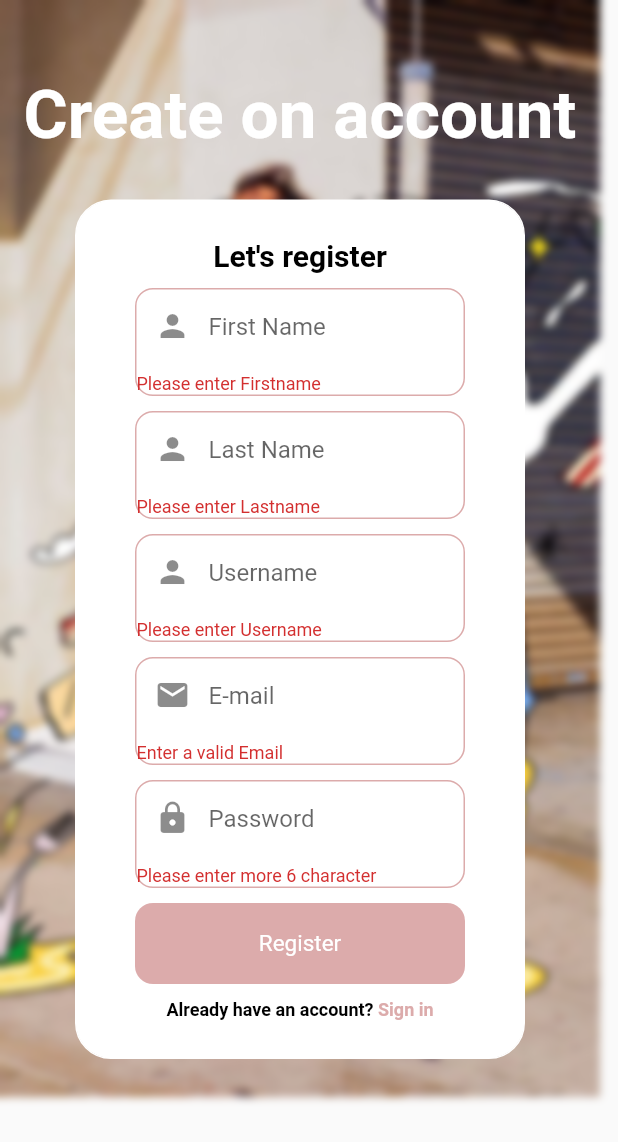
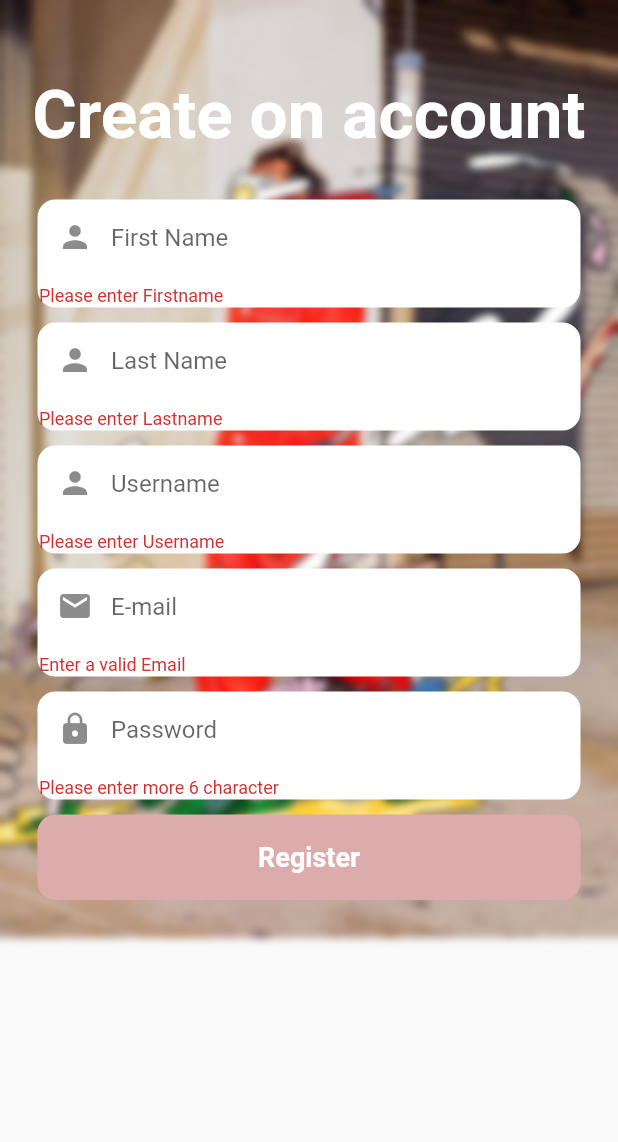
Before and after one commit to ongdulyawat/Gogotrip, a Flutter app: the RegisterScreen screen opened directly, after a tap on "Register", on a phone screen of 412 x 824 dp. Shown: the top 1142 px of the screen. Run offline on Flutter 3.47's test engine with Material 2 defaults, Android fonts, the phone set to English and light mode, and no system bars; our stand-ins replace cloud_firestore, date_picker_timeline, email_validator, firebase_auth, firebase_core, firebase_storage and 7 more; missing offline and left inert: dart:ffi; accounts and stored records are empty; network calls fail; Roboto replaces fonts that are missing (Kranky).

Commit message:
[edit] register

```diff
--- a/lib/controllers/user_model.dart
+++ b/lib/controllers/user_model.dart
@@ -15,12 +15,14 @@ class UserModel{
   String? createCount;
   String? joinCount;
   String? like;
-
+  List <dynamic>? join;
+  List <dynamic>? create;
+  List <dynamic>? favorite;
 
   UserModel({this.uid,this.email,this.firstname,
     this.lastname,this.username,this.password,
   this.describe,this.instagram,this.facebook,this.line,this.image,this.createCount
-    ,this.joinCount,this.like});
+    ,this.joinCount,this.like,this.join,this.create,this.favorite});
 
   factory UserModel.fromMap(map){
     return UserModel(
@@ -38,6 +40,9 @@ class UserModel{
       createCount: map['createCount'],
       joinCount: map['joinCount'],
       like: map['like'],
+      join: map['join'],
+      create: map['create'],
+      favorite: map['favorite']
     );
   }
 
@@ -57,6 +62,9 @@ class UserModel{
       'createCount' : createCount,
       'joinCount' : joinCount,
       'like' : like,
+      'join' : join,
+      'create' : create,
+      'favourite' : favorite,
     };
   }
 }
--- a/lib/screens/register/widget/register_body.dart
+++ b/lib/screens/register/widget/register_body.dart
@@ -1,3 +1,5 @@
+import 'dart:ffi';
+
 import 'package:email_validator/email_validator.dart';
 import 'package:firebase_auth/firebase_auth.dart';
 import 'package:flutter/material.dart';
@@ -6,7 +8,6 @@ import 'package:gogotrip/controllers/user_model.dart';
 import 'package:gogotrip/screens/login/login_screen.dart';
 import 'package:firebase_core/firebase_core.dart';
 import 'package:cloud_firestore/cloud_firestore.dart';
-import 'package:google_fonts/google_fonts.dart';
 
 import '../../../controllers/utils.dart';
 import '../../../main.dart';
@@ -20,9 +21,11 @@ void main() async {
 class RegisterBody extends StatefulWidget {
   const RegisterBody({Key? key}) : super(key: key);
 
+
   @override
   State<RegisterBody> createState() => _RegisterBodyState();
 }
+
 
 class _RegisterBodyState extends State<RegisterBody> {
   final formKey = GlobalKey<FormState>();
@@ -35,39 +38,30 @@ class _RegisterBodyState extends State<RegisterBody> {
   final TextEditingController _lastnameController = TextEditingController();
   final TextEditingController _emailController = TextEditingController();
 
+
+  final CollectionReference _users =
+  FirebaseFirestore.instance.collection('users');
+
+
+
   @override
   Widget build(BuildContext context) {
     return Form(
       key: formKey,
+      child: Column(
+        children: [
+
+          Padding(
+
+            padding: const EdgeInsets.only(left: 25.0, right: 25),
             child: Container(
-        width: 300,
               decoration: BoxDecoration(
                   color: Colors.white,
                   border: Border.all(color: Colors.white),
-            borderRadius: BorderRadius.circular(24)),
-        child: Column(
-          children: [
-            Padding(
-              padding: const EdgeInsets.only(top: 25.0, bottom: 10),
-              child: Text("Let's register",
-                  style: GoogleFonts.deliusUnicase(
-                      fontSize: 20,
-                      color: Colors.black,
-                      fontWeight: FontWeight.bold)),
-            ),
-            Padding(
-              padding: const EdgeInsets.only(left: 25.0, right: 25),
-              child: Container(
-                width: 220,
-                decoration: BoxDecoration(
-                    color: Colors.white,
-                    borderRadius: BorderRadius.circular(12),
-                    border: Border.all(
-                      color: Styles.buttonColor,
-                    )),
+                  borderRadius: BorderRadius.circular(12)),
               child: TextFormField(
                 controller: _firstnameController,
-                  decoration: const InputDecoration(
+                decoration: InputDecoration(
                     prefixIcon: Icon(Icons.person),
                     border: InputBorder.none,
                     hintText: "First Name",
@@ -78,22 +72,19 @@ class _RegisterBodyState extends State<RegisterBody> {
               ),
             ),
           ),
-            const SizedBox(
+          SizedBox(
             height: 10,
           ),
           Padding(
             padding: const EdgeInsets.only(left: 25.0, right: 25),
             child: Container(
-                width: 220,
               decoration: BoxDecoration(
                   color: Colors.white,
-                    borderRadius: BorderRadius.circular(12),
-                    border: Border.all(
-                      color: Styles.buttonColor,
-                    )),
+                  border: Border.all(color: Colors.white),
+                  borderRadius: BorderRadius.circular(12)),
               child: TextFormField(
                 controller: _lastnameController,
-                  decoration: const InputDecoration(
+                decoration: InputDecoration(
                     prefixIcon: Icon(Icons.person),
                     border: InputBorder.none,
                     hintText: "Last Name",
@@ -110,16 +101,13 @@ class _RegisterBodyState extends State<RegisterBody> {
           Padding(
             padding: const EdgeInsets.only(left: 25.0, right: 25),
             child: Container(
-                width: 220,
               decoration: BoxDecoration(
                   color: Colors.white,
-                    borderRadius: BorderRadius.circular(12),
-                    border: Border.all(
-                      color: Styles.buttonColor,
-                    )),
+                  border: Border.all(color: Colors.white),
+                  borderRadius: BorderRadius.circular(12)),
               child: TextFormField(
                 controller: _usernameController,
-                  decoration: const InputDecoration(
+                decoration: InputDecoration(
                     prefixIcon: Icon(Icons.person),
                     border: InputBorder.none,
                     hintText: "Username",
@@ -136,16 +124,13 @@ class _RegisterBodyState extends State<RegisterBody> {
           Padding(
             padding: const EdgeInsets.only(left: 25.0, right: 25),
             child: Container(
-                width: 220,
               decoration: BoxDecoration(
                   color: Colors.white,
-                    borderRadius: BorderRadius.circular(12),
-                    border: Border.all(
-                      color: Styles.buttonColor,
-                    )),
+                  border: Border.all(color: Colors.white),
+                  borderRadius: BorderRadius.circular(12)),
               child: TextFormField(
                 controller: _emailController,
-                  decoration: const InputDecoration(
+                decoration: InputDecoration(
                     prefixIcon: Icon(Icons.email),
                     border: InputBorder.none,
                     hintText: "E-mail",
@@ -164,17 +149,15 @@ class _RegisterBodyState extends State<RegisterBody> {
           Padding(
             padding: const EdgeInsets.only(left: 25.0, right: 25),
             child: Container(
-                width: 220,
               decoration: BoxDecoration(
+
                   color: Colors.white,
-                    borderRadius: BorderRadius.circular(12),
-                    border: Border.all(
-                      color: Styles.buttonColor,
-                    )),
+                  border: Border.all(color: Colors.white),
+                  borderRadius: BorderRadius.circular(12)),
               child: TextFormField(
                 controller: _passwordController,
                 obscureText: true,
-                  decoration: const InputDecoration(
+                decoration: InputDecoration(
                     border: InputBorder.none,
                     prefixIcon: Icon(Icons.lock),
                     hintText: "Password",
@@ -192,26 +175,26 @@ class _RegisterBodyState extends State<RegisterBody> {
           Padding(
             padding: const EdgeInsets.only(left: 25, right: 25),
             child: GestureDetector(
+              // onPressed: () => _create(),
               onTap: () async {
                 final isValid = formKey.currentState!.validate();
                 if (!isValid) return;
                 {
-                    try {
-                      await FirebaseAuth.instance
-                          .createUserWithEmailAndPassword(
+
+                  try{
+                    await FirebaseAuth.instance.createUserWithEmailAndPassword(
                         email: _emailController.text.trim(),
                         password: _passwordController.text.trim());
 
-                      FirebaseFirestore firebaseFirestore =
-                          FirebaseFirestore.instance;
+                    FirebaseFirestore firebaseFirestore = FirebaseFirestore.instance;
                     User? user = _auth.currentUser;
 
                     UserModel userModel = UserModel();
                     userModel.email = user!.email;
                     userModel.uid = user!.uid;
-                      userModel.email = _emailController.text.trim();
                     userModel.firstname = _firstnameController.text.trim();
                     userModel.lastname = _lastnameController.text.trim();
+                    //userModel.email = _emailController.text.trim();
                     userModel.username = _usernameController.text.trim();
                     userModel.password = _passwordController.text.trim();
                     userModel.describe = "-";
@@ -222,91 +205,62 @@ class _RegisterBodyState extends State<RegisterBody> {
                     userModel.createCount = "0";
                     userModel.joinCount = "0";
                     userModel.like = "0";
-                      await FirebaseFirestore.instance
-                          .collection('users')
-                          .doc(user!.uid)
-                          .update({
-                        'join': FieldValue.arrayUnion([]),
-                      });
-                      await FirebaseFirestore.instance
-                          .collection('users')
-                          .doc(user!.uid)
-                          .update({
-                        'create': FieldValue.arrayUnion([]),
-                      });
-                      await FirebaseFirestore.instance
-                          .collection('users')
-                          .doc(user!.uid)
-                          .update({
-                        'favorite': FieldValue.arrayUnion([]),
-                      });
+                    userModel.join = [];
+                    userModel.create = [];
+                    userModel.favorite = [];
+                    // await FirebaseFirestore.instance.collection('users').doc(user.uid).set({
+                    //   'join': FieldValue.arrayUnion([]),
+                    // });
+                    // await FirebaseFirestore.instance.collection('users').doc(user.uid).set({
+                    //   'create': FieldValue.arrayUnion([]),
+                    // });
+                    // await FirebaseFirestore.instance.collection('users').doc(user.uid).set({
+                    //   'favorite': FieldValue.arrayUnion([]),
+                    // });
 
                     await firebaseFirestore
-                          .collection("users")
-                          .doc(user.uid)
-                          .set(userModel.toMap());
+                        .collection("users").doc(user.uid).set(userModel.toMap());
 
                     Navigator.push(
                         context,
                         MaterialPageRoute(
                           builder: (context) => const LoginScreen(),
                         ));
-                    } on FirebaseAuthException catch (e) {
 
+                  }
+                  on FirebaseAuthException catch (e){
+                    print(e);
                     Utils.showSnackBar(e.message);
+
+
                   }
-                  }
-                  ;
+
+
+                };
               },
               child: Container(
-                  width: 220,
                 padding: const EdgeInsets.all(18),
                 decoration: BoxDecoration(
                     color: Styles.buttonColor,
                     borderRadius: BorderRadius.circular(12)),
-                  child: Center(
+                child: const Center(
                     child: Text(
                       "Register",
-                    style: GoogleFonts.deliusUnicase(
-                        fontSize: 15, color: Colors.white),
+                      style: TextStyle(
+                          color: Colors.white,
+                          fontWeight: FontWeight.bold,
+                          fontSize: 18),
                     )),
               ),
             ),
           ),
-            Padding(
-              padding: const EdgeInsets.only(top: 10.0, bottom: 25),
-              child: Row(
-                mainAxisAlignment: MainAxisAlignment.center,
-                children: [
-                  Text(
-                    "Already have an account?",
-                    style: GoogleFonts.deliusUnicase(
-                        fontSize: 12,
-                        color: Colors.black,
-                        fontWeight: FontWeight.bold),
-                  ),
-                  GestureDetector(
-                    onTap: () {
-                      Navigator.push(
-                          context,
-                          MaterialPageRoute(
-                            builder: (context) => const LoginScreen(),
-                          ));
-                    },
-                    child: Text(
-                      " Sign in",
-                      style: GoogleFonts.deliusUnicase(
-                          fontSize: 12,
-                          color: Styles.buttonColor,
-                          fontWeight: FontWeight.bold),
-                    ),
-                  )
         ],
-              ),
-            )
-          ],
-        ),
       ),
     );
   }
+
+
+
+
+
 }
```
Lines whose indentation alone changed are shown as unchanged.
